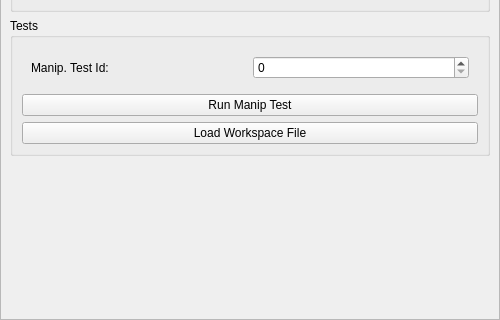
First picture: the form in src/move3d-qt-gui-libs/src/qtMainInterface/sideWidgets/qtRobot.ui, repository jmainpri/move3d-studio, before the edit; both pictures show x 0 to 500 and y 409 to 729 of the 500 by 729 pixel window.
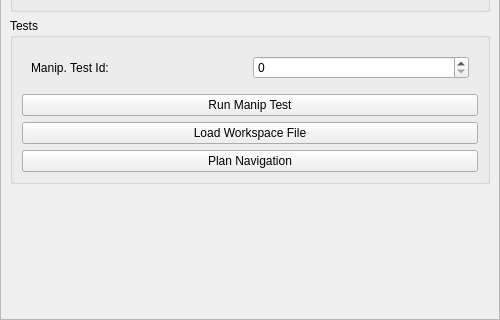
Second picture: the form after the edit. The open tabs and pages were chosen to show the change.

Commit message: adding softmotion to pr2 base

The edit to the form file:
```diff
--- a/src/move3d-qt-gui-libs/src/qtMainInterface/sideWidgets/qtRobot.ui
+++ b/src/move3d-qt-gui-libs/src/qtMainInterface/sideWidgets/qtRobot.ui
@@ -595,7 +595,7 @@
             <x>0</x>
             <y>0</y>
             <width>498</width>
-            <height>704</height>
+            <height>697</height>
            </rect>
           </property>
           <layout class="QVBoxLayout" name="verticalLayout_4">
@@ -795,6 +795,13 @@
                 </property>
                </widget>
               </item>
+              <item>
+               <widget class="QPushButton" name="pushButtonPlanNavigation">
+                <property name="text">
+                 <string>Plan Navigation</string>
+                </property>
+               </widget>
+              </item>
              </layout>
             </widget>
            </item>
```
Left out of the diff: 6 changed lines with no effect on the pictures. The commit also changes 2 other files.
